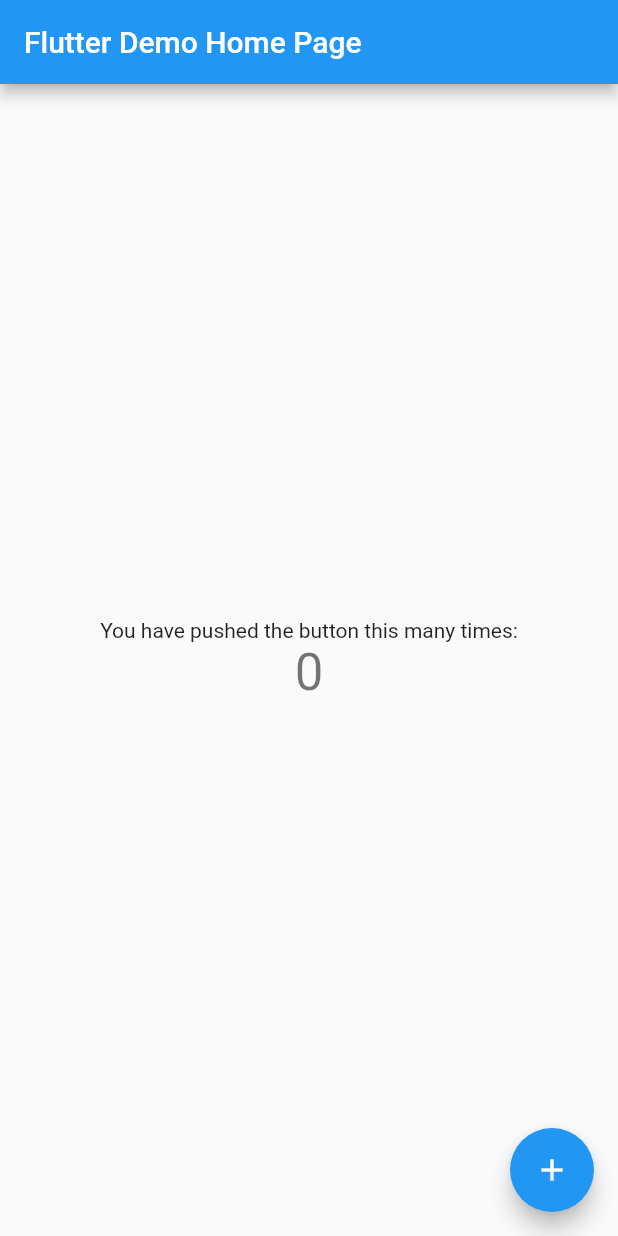
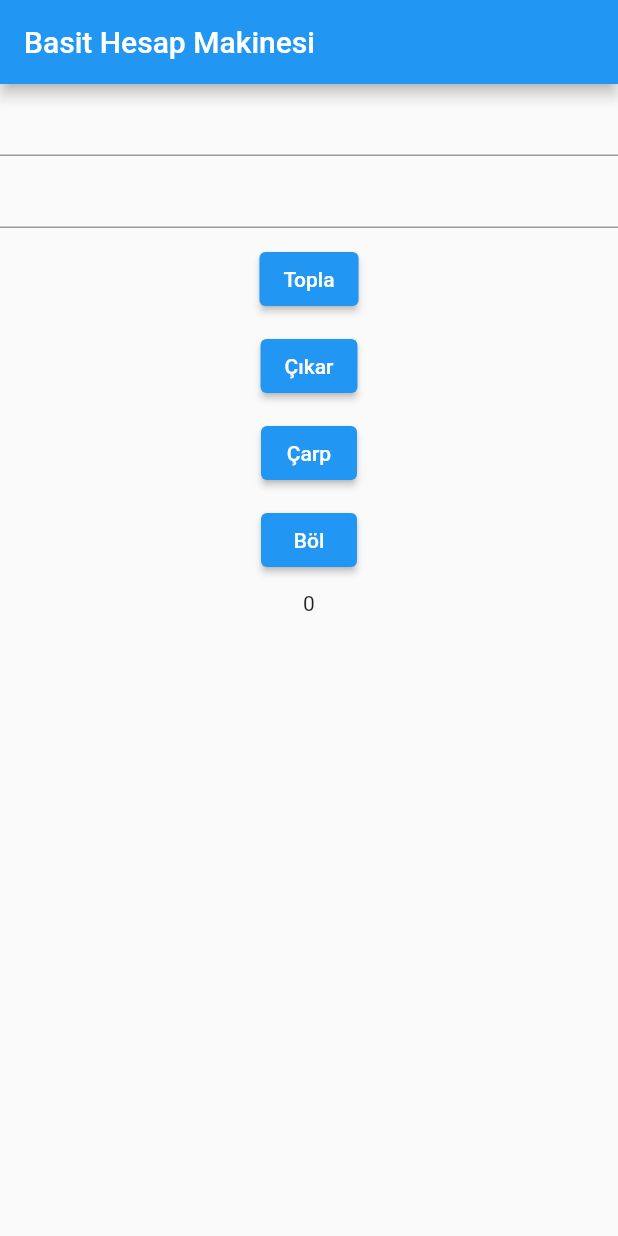
Before and after one commit to hanifecennet/hesap_makinesi, a Flutter app: the screen it shows after launch, on a phone screen of 412 x 824 dp. Run offline on Flutter 3.47's test engine with Material 2 defaults, Android fonts, the phone set to English and light mode, and no system bars.

Commit message:
Hesap Makinesi

```diff
--- a/hesap_makinesi/lib/main.dart
+++ b/hesap_makinesi/lib/main.dart
@@ -1,115 +1,119 @@
 import 'package:flutter/material.dart';
 
-void main() {
+void main()
+{
   runApp(const MyApp());
 }
 
-class MyApp extends StatelessWidget {
+class MyApp extends StatelessWidget
+{
   const MyApp({Key? key}) : super(key: key);
-
-  // This widget is the root of your application.
   @override
   Widget build(BuildContext context) {
     return MaterialApp(
-      title: 'Flutter Demo',
+      title: 'Hesap Makinesi',
       theme: ThemeData(
-        // This is the theme of your application.
-        //
-        // Try running your application with "flutter run". You'll see the
-        // application has a blue toolbar. Then, without quitting the app, try
-        // changing the primarySwatch below to Colors.green and then invoke
-        // "hot reload" (press "r" in the console where you ran "flutter run",
-        // or simply save your changes to "hot reload" in a Flutter IDE).
-        // Notice that the counter didn't reset back to zero; the application
-        // is not restarted.
         primarySwatch: Colors.blue,
       ),
-      home: const MyHomePage(title: 'Flutter Demo Home Page'),
+      home: Hesap(),
     );
   }
 }
 
-class MyHomePage extends StatefulWidget {
-  const MyHomePage({Key? key, required this.title}) : super(key: key);
-
-  // This widget is the home page of your application. It is stateful, meaning
-  // that it has a State object (defined below) that contains fields that affect
-  // how it looks.
-
-  // This class is the configuration for the state. It holds the values (in this
-  // case the title) provided by the parent (in this case the App widget) and
-  // used by the build method of the State. Fields in a Widget subclass are
-  // always marked "final".
-
-  final String title;
-
+class Hesap extends StatelessWidget
+{
   @override
-  State<MyHomePage> createState() => _MyHomePageState();
+  Widget build(BuildContext context)
+  {
+    return Scaffold(
+      appBar: AppBar(
+        title: Text("Basit Hesap Makinesi"),
+      ),
+      body: AnaEkran(),
+    );
+  }
 }
 
-class _MyHomePageState extends State<MyHomePage> {
-  int _counter = 0;
+class AnaEkran extends StatefulWidget
+{
+  @override
+  State<AnaEkran> createState() => _AnaEkranState();
+}
 
-  void _incrementCounter() {
-    setState(() {
-      // This call to setState tells the Flutter framework that something has
-      // changed in this State, which causes it to rerun the build method below
-      // so that the display can reflect the updated values. If we changed
-      // _counter without calling setState(), then the build method would not be
-      // called again, and so nothing would appear to happen.
-      _counter++;
+class _AnaEkranState extends State<AnaEkran>
+{
+
+  num sayi1=0, sayi2=0, sonuc=0;
+
+  TextEditingController t1 = TextEditingController();
+  TextEditingController t2 = TextEditingController();
+
+  sayiTopla()
+  {
+    setState(()
+    {
+      sayi1 = num.parse(t1.text);
+      sayi2 = num.parse(t2.text);
+      sonuc = sayi1 + sayi2;
+    });
+  }
+
+  sayiCikar()
+  {
+    setState(()
+    {
+      sayi1 = num.parse(t1.text);
+      sayi2 = num.parse(t2.text);
+      sonuc = sayi1 - sayi2;
+    });
+  }
+
+  sayiCarp()
+  {
+    setState(()
+    {
+      sayi1 = num.parse(t1.text);
+      sayi2 = num.parse(t2.text);
+      sonuc = sayi1 * sayi2;
+    });
+  }
+
+  sayiBol()
+  {
+    setState(()
+    {
+      sayi1 = num.parse(t1.text);
+      sayi2 = num.parse(t2.text);
+      sonuc = sayi1 / sayi2;
     });
   }
 
   @override
-  Widget build(BuildContext context) {
-    // This method is rerun every time setState is called, for instance as done
-    // by the _incrementCounter method above.
-    //
-    // The Flutter framework has been optimized to make rerunning build methods
-    // fast, so that you can just rebuild anything that needs updating rather
-    // than having to individually change instances of widgets.
-    return Scaffold(
-      appBar: AppBar(
-        // Here we take the value from the MyHomePage object that was created by
-        // the App.build method, and use it to set our appbar title.
-        title: Text(widget.title),
-      ),
-      body: Center(
-        // Center is a layout widget. It takes a single child and positions it
-        // in the middle of the parent.
+  Widget build(BuildContext context)
+  {
+    return Container(
+      child: Center(
         child: Column(
-          // Column is also a layout widget. It takes a list of children and
-          // arranges them vertically. By default, it sizes itself to fit its
-          // children horizontally, and tries to be as tall as its parent.
-          //
-          // Invoke "debug painting" (press "p" in the console, choose the
-          // "Toggle Debug Paint" action from the Flutter Inspector in Android
-          // Studio, or the "Toggle Debug Paint" command in Visual Studio Code)
-          // to see the wireframe for each widget.
-          //
-          // Column has various properties to control how it sizes itself and
-          // how it positions its children. Here we use mainAxisAlignment to
-          // center the children vertically; the main axis here is the vertical
-          // axis because Columns are vertical (the cross axis would be
-          // horizontal).
-          mainAxisAlignment: MainAxisAlignment.center,
           children: <Widget>[
-            const Text(
-              'You have pushed the button this many times:',
+            TextField(
+              controller: t1,
             ),
-            Text(
-              '$_counter',
-              style: Theme.of(context).textTheme.headline4,
+            TextField(
+              controller: t2,
             ),
+            SizedBox(height:10,),
+            ElevatedButton(onPressed: sayiTopla, child: Text("Topla"),),
+            SizedBox(height: 10,),
+            ElevatedButton(onPressed: sayiCikar, child: Text("Çıkar"),),
+            SizedBox(height: 10,),
+            ElevatedButton(onPressed: sayiCarp, child: Text("Çarp"),),
+            SizedBox(height: 10,),
+            ElevatedButton(onPressed: sayiBol, child: Text("Böl"),),
+            SizedBox(height: 10,),
+            Text("$sonuc"),
           ],
         ),
       ),
-      floatingActionButton: FloatingActionButton(
-        onPressed: _incrementCounter,
-        tooltip: 'Increment',
-        child: const Icon(Icons.add),
-      ), // This trailing comma makes auto-formatting nicer for build methods.
     );
   }
 }
```
Also changed, not shown: hesap_makinesi/pubspec.lock, 1 other file.
